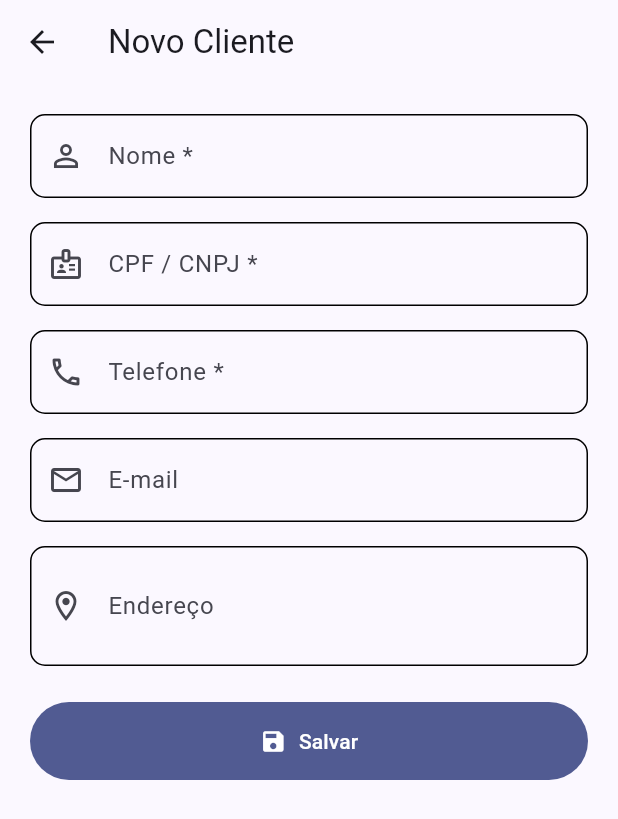
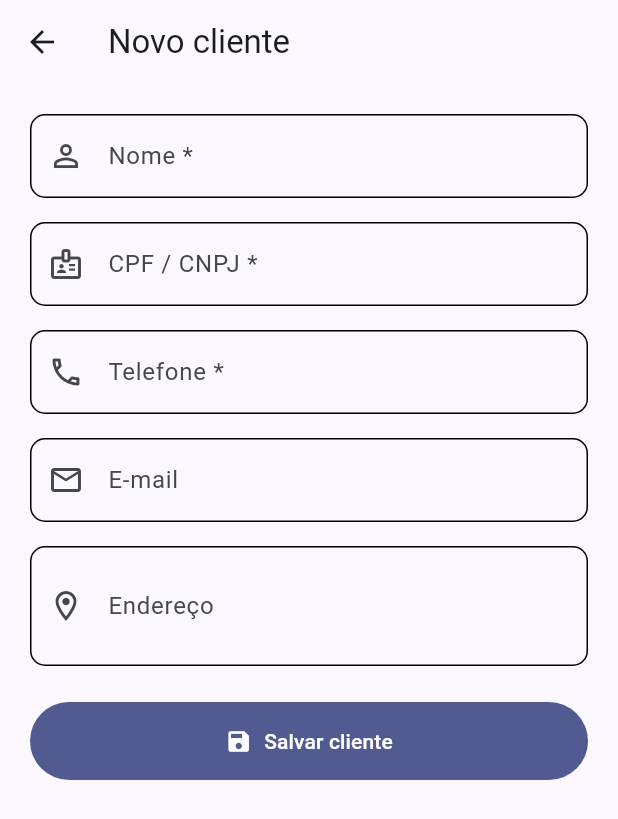
Before and after one commit to devWillianFerreira/service-order, a Flutter app: the screen it shows once a user with an empty profile is signed in, tab 3 chosen, after a tap on "Novo cliente", on a phone screen of 412 x 824 dp. Shown: the top 819 px of the screen. Run offline on Flutter 3.47's test engine with Material 3 defaults, Android fonts, the phone set to English and light mode, and no system bars; our stand-ins replace firebase_auth, firebase_core, sqflite, sqflite_common_ffi; accounts and stored records are empty.

Commit message:
feat: add client editing flow across list and form

```diff
--- a/lib/pages/clientes/cliente_form_page.dart
+++ b/lib/pages/clientes/cliente_form_page.dart
@@ -1,10 +1,12 @@
 import 'package:flutter/material.dart';
+import 'package:ordem_servico/controllers/cliente_controller.dart';
+import 'package:ordem_servico/models/cliente.dart';
 import 'package:provider/provider.dart';
-import '../../controllers/cliente_controller.dart';
-import '../../models/cliente.dart';
 
 class ClienteFormPage extends StatefulWidget {
-  const ClienteFormPage({super.key});
+  const ClienteFormPage({super.key, this.cliente});
+
+  final Cliente? cliente;
 
   @override
   State<ClienteFormPage> createState() => _ClienteFormPageState();
@@ -12,13 +14,27 @@ class ClienteFormPage extends StatefulWidget {
 
 class _ClienteFormPageState extends State<ClienteFormPage> {
   final _formKey = GlobalKey<FormState>();
-  final _nome = TextEditingController();
-  final _documento = TextEditingController();
-  final _telefone = TextEditingController();
-  final _email = TextEditingController();
-  final _endereco = TextEditingController();
+
+  late final TextEditingController _nome;
+  late final TextEditingController _documento;
+  late final TextEditingController _telefone;
+  late final TextEditingController _email;
+  late final TextEditingController _endereco;
 
   bool _salvando = false;
+  bool get _editando => widget.cliente != null;
+
+  @override
+  void initState() {
+    super.initState();
+    // Preenche os campos se estiver editando, ou deixa vazio se for novo
+    final c = widget.cliente;
+    _nome = TextEditingController(text: c?.nome ?? '');
+    _documento = TextEditingController(text: c?.documento ?? '');
+    _telefone = TextEditingController(text: c?.telefone ?? '');
+    _email = TextEditingController(text: c?.email ?? '');
+    _endereco = TextEditingController(text: c?.endereco ?? '');
+  }
 
   @override
   void dispose() {
@@ -35,7 +51,8 @@ class _ClienteFormPageState extends State<ClienteFormPage> {
 
     setState(() => _salvando = true);
 
-    final cliente = Cliente(
+    final clienteAtualizado = Cliente(
+      id: widget.cliente?.id, // Mantém o ID original na edição
       nome: _nome.text.trim(),
       documento: _documento.text.trim(),
       telefone: _telefone.text.trim(),
@@ -44,13 +61,12 @@ class _ClienteFormPageState extends State<ClienteFormPage> {
     );
 
     final controller = context.read<ClienteController>();
-    final sucesso = await controller.salvarCliente(cliente);
+    final sucesso = await controller.salvarCliente(clienteAtualizado);
 
     if (!mounted) return;
     setState(() => _salvando = false);
 
     if (sucesso) {
-      // Retorna true para a listagem saber que deve recarregar os dados
       Navigator.of(context).pop(true);
     } else {
       ScaffoldMessenger.of(context).showSnackBar(
@@ -64,7 +80,9 @@ class _ClienteFormPageState extends State<ClienteFormPage> {
   @override
   Widget build(BuildContext context) {
     return Scaffold(
-      appBar: AppBar(title: const Text('Novo Cliente')),
+      appBar: AppBar(
+        title: Text(_editando ? 'Editar cliente' : 'Novo cliente'),
+      ),
       body: SingleChildScrollView(
         padding: const EdgeInsets.all(20),
         child: Form(
@@ -140,7 +158,9 @@ class _ClienteFormPageState extends State<ClienteFormPage> {
                   : FilledButton.icon(
                       onPressed: _salvar,
                       icon: const Icon(Icons.save),
-                      label: const Text('Salvar'),
+                      label: Text(
+                        _editando ? 'Salvar alterações' : 'Salvar cliente',
+                      ),
                       style: FilledButton.styleFrom(
                         padding: const EdgeInsets.symmetric(vertical: 16),
                       ),
--- a/lib/pages/clientes/clientes_page.dart
+++ b/lib/pages/clientes/clientes_page.dart
@@ -21,12 +21,13 @@ class _ClientesPageState extends State<ClientesPage> {
     });
   }
 
-  Future<void> _abrirCadastroCliente() async {
-    final cadastrou = await Navigator.of(
-      context,
-    ).push<bool>(MaterialPageRoute(builder: (_) => const ClienteFormPage()));
+  // Recebe o cliente opcional: se vier null é cadastro, se vier preenchido é edição
+  Future<void> _abrirFormularioCliente([Cliente? cliente]) async {
+    final atualizou = await Navigator.of(context).push<bool>(
+      MaterialPageRoute(builder: (_) => ClienteFormPage(cliente: cliente)),
+    );
 
-    if (cadastrou == true && mounted) {
+    if (atualizou == true && mounted) {
       context.read<ClienteController>().carregarClientes();
     }
   }
@@ -37,7 +38,7 @@ class _ClientesPageState extends State<ClientesPage> {
 
     return Scaffold(
       floatingActionButton: FloatingActionButton.extended(
-        onPressed: _abrirCadastroCliente,
+        onPressed: () => _abrirFormularioCliente(),
         icon: const Icon(Icons.person_add_outlined),
         label: const Text('Novo cliente'),
       ),
@@ -132,7 +133,7 @@ class _ClientesPageState extends State<ClientesPage> {
           ),
         ),
         trailing: const Icon(Icons.chevron_right),
-        onTap: () {},
+        onTap: () => _abrirFormularioCliente(cliente),
       ),
     );
   }
```
